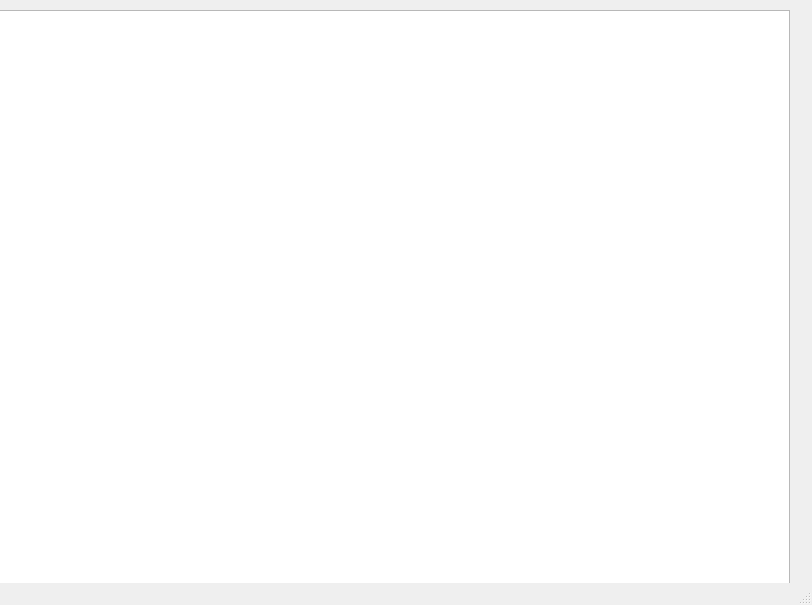
Above: DOCUMENTACION/Juego/mainwindow.ui from sara0803/PROYECTO-FINAL before the change. Below: the same form after it.
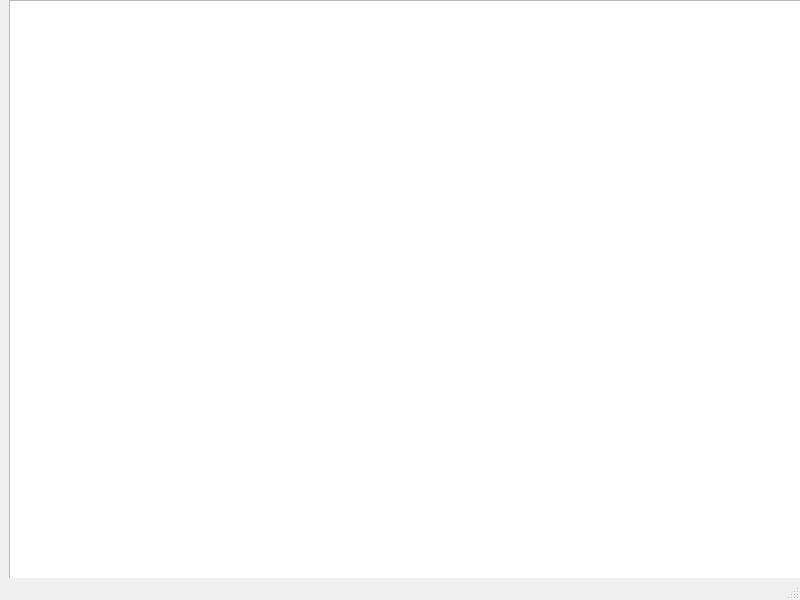
That is the form after the change. Icons and pictures are not drawn.

The edit to the form file:
```diff
--- a/DOCUMENTACION/Juego/mainwindow.ui
+++ b/DOCUMENTACION/Juego/mainwindow.ui
@@ -6,25 +6,19 @@
    <rect>
     <x>0</x>
     <y>0</y>
-    <width>812</width>
-    <height>605</height>
+    <width>800</width>
+    <height>600</height>
    </rect>
   </property>
   <property name="windowTitle">
    <string>MainWindow</string>
   </property>
-  <property name="styleSheet">
-   <string notr="true">/*#graphicsView
-{
-background-image : url(:/IMAGENES/MAINMENU.png);
-}*/</string>
-  </property>
   <widget class="QWidget" name="centralwidget">
    <widget class="QGraphicsView" name="graphicsView">
     <property name="geometry">
      <rect>
-      <x>-10</x>
-      <y>10</y>
+      <x>9</x>
+      <y>0</y>
       <width>800</width>
       <height>581</height>
      </rect>
```
Left out of the diff: 2 changed lines with no effect on the pictures.
